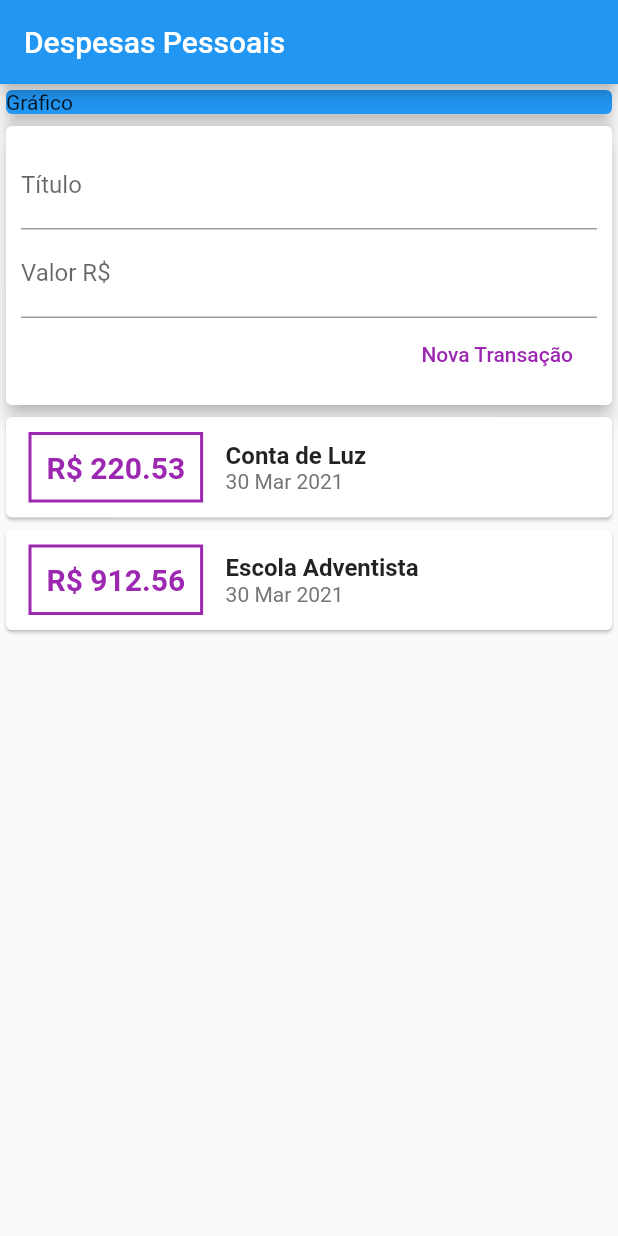
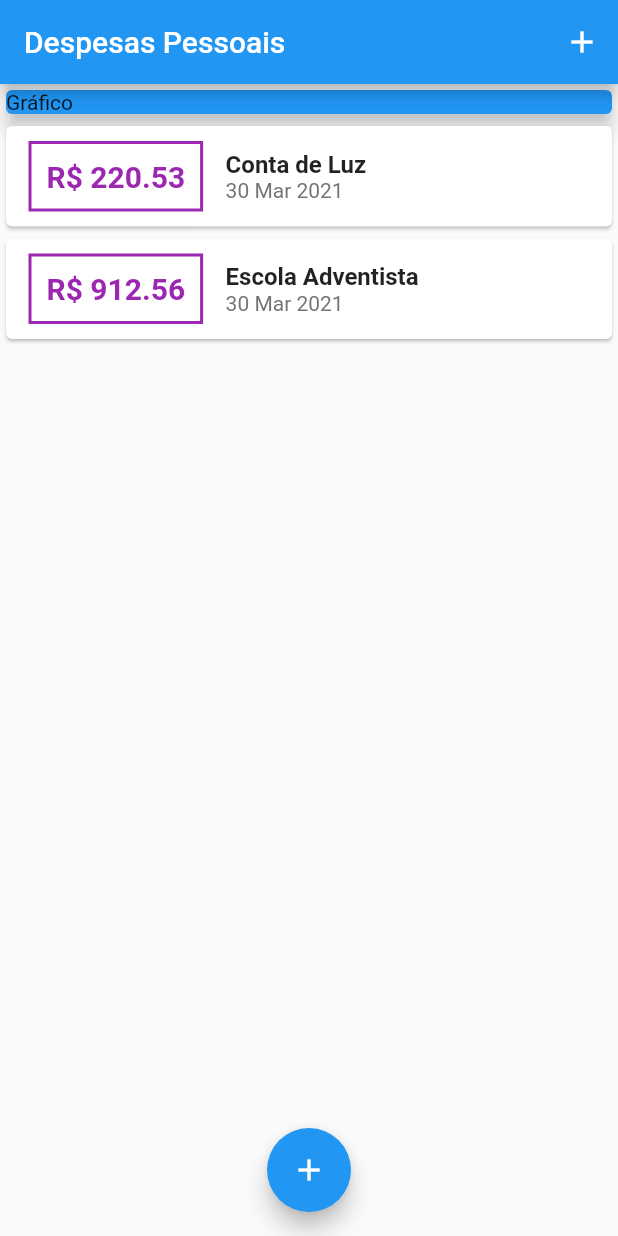
Before and after one commit to biroska/expenses, a Flutter app: the screen it shows after launch, on a phone screen of 412 x 824 dp. Run offline on Flutter 3.47's test engine with Material 2 defaults, Android fonts, the phone set to English and light mode, and no system bars.

```diff
--- a/lib/components/transaction/transaction_user.dart
+++ /dev/null
@@ -1,50 +0,0 @@
-import 'dart:math';
-
-import 'package:expenses/components/transaction/transaction_form.dart';
-import 'package:expenses/components/transaction/transaction_list.dart';
-import 'package:expenses/models/transaction.dart';
-import 'package:flutter/material.dart';
-
-class TransactionUser extends StatefulWidget {
-  @override
-  _TransactionUserState createState() => _TransactionUserState();
-}
-
-class _TransactionUserState extends State<TransactionUser> {
-
-  final _transactions = [
-    Transaction(
-        id: "t1", title: "Conta de Luz", value: 220.53, date: DateTime.now()),
-    Transaction(
-        id: "t2",
-        title: "Escola Adventista",
-        value: 912.56,
-        date: DateTime.now())
-  ];
-
-  @override
-  Widget build(BuildContext context) {
-    return Column(
-      children: <Widget>[
-        // Passa a funcao da classe pai que sera executada pela classe filha
-        // Nesse caso para atualizar o estado da lista de transacoes
-        TransactionForm( _addTransaction ),
-        TransactionList(_transactions),
-      ],
-    );
-  }
-
-  _addTransaction(String title, double value){
-
-    final newTransaction = Transaction(
-        id: Random().nextDouble().toString(),
-        title: title,
-        value: value,
-        date: DateTime.now() );
-
-    setState( () {
-      _transactions.add( newTransaction );
-    });
-  }
-
-}
--- a/lib/main.dart
+++ b/lib/main.dart
@@ -1,6 +1,10 @@
+import 'dart:math';
+
 import 'package:flutter/material.dart';
 
-import 'components/transaction/transaction_user.dart';
+import 'components/transaction/transaction_form.dart';
+import 'components/transaction/transaction_list.dart';
+import 'models/transaction.dart';
 
 void main() {
   runApp(ExpenseApp());
@@ -15,13 +19,56 @@ class ExpenseApp extends StatelessWidget {
   }
 }
 
-class PaginaInicial extends StatelessWidget {
+class PaginaInicial extends StatefulWidget {
+  @override
+  _PaginaInicialState createState() => _PaginaInicialState();
+}
+
+class _PaginaInicialState extends State<PaginaInicial> {
+  final _transactions = [
+    Transaction(
+        id: "t1", title: "Conta de Luz", value: 220.53, date: DateTime.now()),
+    Transaction(
+        id: "t2",
+        title: "Escola Adventista",
+        value: 912.56,
+        date: DateTime.now())
+  ];
+
+  _openTransactionFormModal(BuildContext context) {
+    showModalBottomSheet(
+        context: context,
+        builder: (_) {
+          return TransactionForm( _addTransaction );
+        });
+  }
+
+  _addTransaction(String title, double value) {
+    final newTransaction = Transaction(
+        id: Random().nextDouble().toString(),
+        title: title,
+        value: value,
+        date: DateTime.now());
+
+    setState(() {
+      _transactions.add(newTransaction);
+    });
+
+    Navigator.of( context ).pop();
+
+  }
 
   @override
   Widget build(BuildContext context) {
     return Scaffold(
       appBar: AppBar(
         title: Text('Despesas Pessoais'),
+        actions: <Widget>[
+          IconButton(
+            icon: Icon(Icons.add),
+            onPressed: () => _openTransactionFormModal(context),
+          ),
+        ],
       ),
       // Habilita o scroll na teLa, mas o componente pai deve ter um tamanho definido
       // O Scaffold possui esse comportamento de tamanho pre definido
@@ -41,9 +88,15 @@ class PaginaInicial extends StatelessWidget {
                 child: Text('Gráfico'),
               ),
             ),
-              TransactionUser(),
+            TransactionList(_transactions),
           ],
         ),
-        ));
+      ),
+      floatingActionButton: FloatingActionButton(
+        child: Icon(Icons.add),
+        onPressed: () => _openTransactionFormModal(context),
+      ),
+      floatingActionButtonLocation: FloatingActionButtonLocation.centerFloat,
+    );
   }
 }
```
Also changed, not shown: lib/components/transaction/transaction_form.dart (+11 -8 lines). Lines whose indentation alone changed are shown as unchanged.
